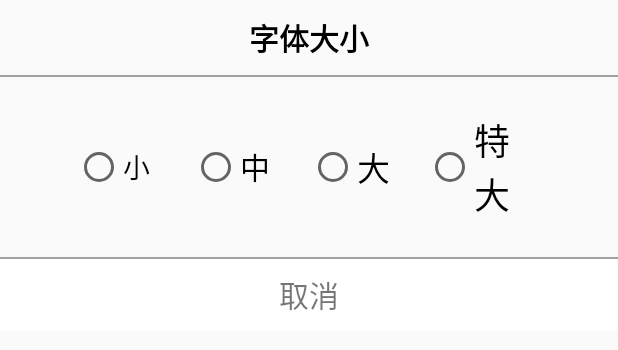
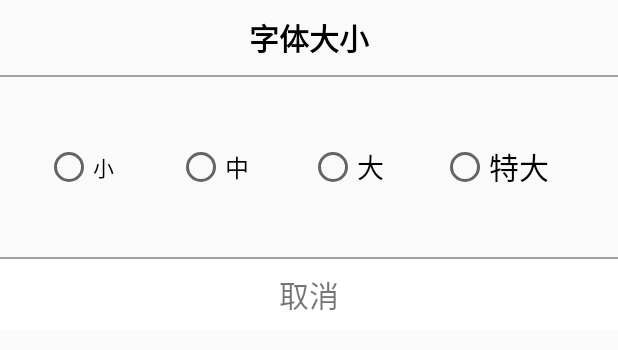
Before and after one commit to LisasBoyfriend/NewsTest, an Android app: the layout dialog_font_size.xml on its own in the app's theme, with its tools: preview values and no code run, on a phone screen of 412 x 824 dp. Shown: the top 350 px of the screen. Run offline under Robolectric (Android 15) with nearby library versions, the phone set to English and light mode, and no system bars.

Commit message:
调整网页字体大小相关数值

```diff
--- a/app/src/main/java/com/yang/newstest/DetailActivity.java
+++ b/app/src/main/java/com/yang/newstest/DetailActivity.java
@@ -135,7 +135,7 @@ public class DetailActivity extends AppCompatActivity {
             public void onCheckedChanged(RadioGroup radioGroup, int i) {
                 switch (i) {
                     case R.id.rb_dialog_small:
-                        wb_news.getSettings().setTextZoom(90);
+                        wb_news.getSettings().setTextZoom(80);
                         SharePreUtils.putIntInfoToSP(SharePreUtils.WEBVIEW_SIZE, 90, preferences);
                         break;
                     case R.id.rb_dialog_medium:
@@ -143,12 +143,12 @@ public class DetailActivity extends AppCompatActivity {
                         SharePreUtils.putIntInfoToSP(SharePreUtils.WEBVIEW_SIZE, 100, preferences);
                         break;
                     case R.id.rb_dialog_big:
-                        wb_news.getSettings().setTextZoom(110);
+                        wb_news.getSettings().setTextZoom(120);
                         SharePreUtils.putIntInfoToSP(SharePreUtils.WEBVIEW_SIZE, 110, preferences);
                         break;
                     case R.id.rb_dialog_large:
                         SharePreUtils.putIntInfoToSP(SharePreUtils.WEBVIEW_SIZE, 120, preferences);
-                        wb_news.getSettings().setTextZoom(120);
+                        wb_news.getSettings().setTextZoom(140);
                         break;
                 }
             }
--- a/app/src/main/res/layout/dialog_font_size.xml
+++ b/app/src/main/res/layout/dialog_font_size.xml
@@ -20,8 +20,8 @@
         android:id="@+id/rg_dialog"
         android:layout_width="match_parent"
         android:layout_height="120dp"
-        android:layout_marginLeft="50dp"
-        android:layout_marginRight="50dp"
+        android:layout_marginLeft="30dp"
+        android:layout_marginRight="30dp"
         android:gravity="center"
         android:orientation="horizontal">
         <RadioButton
@@ -30,28 +30,28 @@
             android:layout_weight="1"
             android:layout_height="wrap_content"
             android:text="@string/font_size_small"
-            android:textSize="18sp"/>
+            android:textSize="14sp"/>
         <RadioButton
             android:id="@+id/rb_dialog_medium"
             android:layout_width="0dp"
             android:layout_weight="1"
             android:layout_height="wrap_content"
             android:text="@string/font_size_medium"
-            android:textSize="20sp"/>
+            android:textSize="16sp"/>
         <RadioButton
             android:id="@+id/rb_dialog_big"
             android:layout_width="0dp"
             android:layout_weight="1"
             android:layout_height="wrap_content"
             android:text="@string/font_size_big"
-            android:textSize="22sp"/>
+            android:textSize="18sp"/>
         <RadioButton
             android:id="@+id/rb_dialog_large"
             android:layout_width="0dp"
             android:layout_weight="1"
             android:layout_height="wrap_content"
             android:text="@string/font_size_large"
-            android:textSize="24sp"/>
+            android:textSize="20sp"/>
     </RadioGroup>
     <View
         android:layout_width="match_parent"
```
